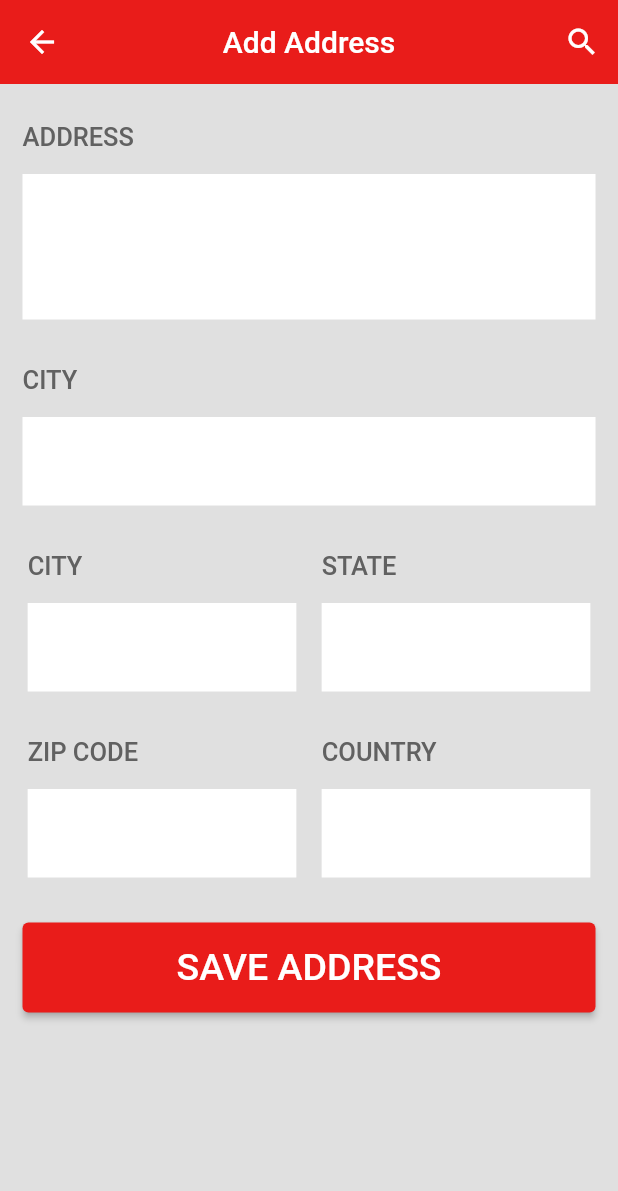
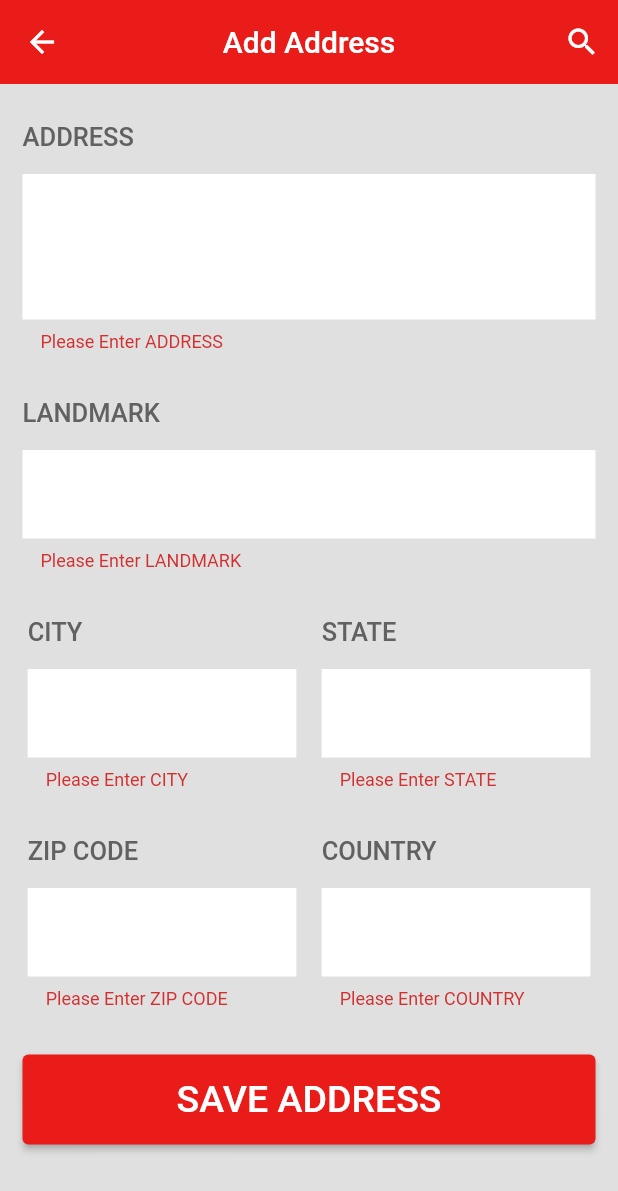
Before and after one commit to omkarneo/neostore, a Flutter app: the AddressAddPage screen opened by its route, after a tap on "SAVE ADDRESS", on a phone screen of 412 x 824 dp. Shown: the top 1191 px of the screen. Run offline on Flutter 3.47's test engine with Material 2 defaults, Android fonts, the phone set to English and light mode, and no system bars; our stand-ins replace dio, flutter_carousel_widget, flutter_rating_bar, flutter_riverpod, flutter_slidable, shared_preferences; accounts and stored records are empty; statements that could not run were skipped.

Commit message:
Address list done UI Part

```diff
--- a/lib/core/Navigation/app_rounters.dart
+++ b/lib/core/Navigation/app_rounters.dart
@@ -6,7 +6,7 @@ import 'package:neostore/view/orderdetailedpage/orderdetailedpage.dart';
 import 'package:neostore/view/orderpage/orderpage.dart';
 import 'package:neostore/view/productlistpage/productlistpage.dart';
 import 'package:neostore/view/registerpage/registerpage.dart';
-import '../../view/address/addressadd/addressaddpage.dart';
+import '../../view/addressadd/addressaddpage.dart';
 import '../../view/dashboard/dashboard.dart';
 import '../../view/loginpage/loginpage.dart';
 import '../../view/productdetailed/productdetailedpage.dart';
--- a/lib/view/address/addressadd/addressaddpage.dart
+++ /dev/null
@@ -1,98 +0,0 @@
-import 'package:flutter/material.dart';
-import 'package:neostore/view/address/addressadd/widget/inputforaddress.dart';
-
-import '../../../core/utils/staticdata.dart';
-
-class AddressAddPage extends StatefulWidget {
-  const AddressAddPage({super.key});
-
-  @override
-  State<AddressAddPage> createState() => _AddressAddPageState();
-}
-
-class _AddressAddPageState extends State<AddressAddPage> {
-  @override
-  Widget build(BuildContext context) {
-    return Scaffold(
-      appBar: AppBar(
-        centerTitle: true,
-        backgroundColor: colorPrimary,
-        shadowColor: Colors.transparent,
-        title: const Text("Add Address"),
-        actions: [IconButton(onPressed: () {}, icon: Icon(Icons.search))],
-      ),
-      backgroundColor: Colors.grey.shade300,
-      body: SingleChildScrollView(
-        child: Column(children: [
-          const SizedBox(
-            height: 10,
-          ),
-          Padding(
-              padding: const EdgeInsets.all(15.0),
-              child: AddressInputs(
-                label: "ADDRESS",
-                weight: MediaQuery.sizeOf(context).width,
-                maxline: 5,
-                minline: 3,
-              )),
-          Padding(
-              padding: const EdgeInsets.all(15.0),
-              child: AddressInputs(
-                label: "CITY",
-                weight: MediaQuery.sizeOf(context).width,
-              )),
-          Padding(
-            padding: const EdgeInsets.all(15.0),
-            child: Row(
-              mainAxisAlignment: MainAxisAlignment.spaceEvenly,
-              children: [
-                AddressInputs(
-                  label: "CITY",
-                  weight: MediaQuery.sizeOf(context).width / 2.3,
-                ),
-                const SizedBox(
-                  width: 10,
-                ),
-                AddressInputs(
-                  label: "STATE",
-                  weight: MediaQuery.sizeOf(context).width / 2.3,
-                )
-              ],
-            ),
-          ),
-          Padding(
-            padding: const EdgeInsets.all(15.0),
-            child: Row(
-              mainAxisAlignment: MainAxisAlignment.spaceEvenly,
-              children: [
-                AddressInputs(
-                  label: "ZIP CODE",
-                  weight: MediaQuery.sizeOf(context).width / 2.3,
-                ),
-                const SizedBox(
-                  width: 10,
-                ),
-                AddressInputs(
-                  label: "COUNTRY",
-                  weight: MediaQuery.sizeOf(context).width / 2.3,
-                )
-              ],
-            ),
-          ),
-          const SizedBox(
-            height: 15,
-          ),
-          ElevatedButton(
-              style: ElevatedButton.styleFrom(
-                  backgroundColor: colorPrimary,
-                  fixedSize: Size(MediaQuery.sizeOf(context).width - 30, 60)),
-              onPressed: () async {},
-              child: Text(
-                "SAVE ADDRESS",
-                style: TextStyle(color: colorPrimaryText, fontSize: 25),
-              ))
-        ]),
-      ),
-    );
-  }
-}
--- /dev/null
+++ b/lib/view/addressadd/addressaddpage.dart
@@ -0,0 +1,127 @@
+import 'package:flutter/material.dart';
+import 'package:flutter_riverpod/flutter_riverpod.dart';
+import 'package:neostore/view/addressadd/widget/inputforaddress.dart';
+import 'package:neostore/viewmodel/address/addresspro.dart';
+
+import '../../core/utils/staticdata.dart';
+
+class AddressAddPage extends StatefulWidget {
+  const AddressAddPage({super.key});
+
+  @override
+  State<AddressAddPage> createState() => _AddressAddPageState();
+}
+
+class _AddressAddPageState extends State<AddressAddPage> {
+  TextEditingController address = TextEditingController();
+  TextEditingController landmark = TextEditingController();
+  TextEditingController city = TextEditingController();
+  TextEditingController state = TextEditingController();
+  TextEditingController zip = TextEditingController();
+  TextEditingController country = TextEditingController();
+  final formKey = GlobalKey<FormState>();
+  @override
+  Widget build(BuildContext context) {
+    return Scaffold(
+      appBar: AppBar(
+        centerTitle: true,
+        backgroundColor: colorPrimary,
+        shadowColor: Colors.transparent,
+        title: const Text("Add Address"),
+        actions: [IconButton(onPressed: () {}, icon: const Icon(Icons.search))],
+      ),
+      backgroundColor: Colors.grey.shade300,
+      body: SingleChildScrollView(
+        child: Form(
+          key: formKey,
+          child: Column(children: [
+            const SizedBox(
+              height: 10,
+            ),
+            Padding(
+                padding: const EdgeInsets.all(15.0),
+                child: AddressInputs(
+                  label: "ADDRESS",
+                  weight: MediaQuery.sizeOf(context).width,
+                  maxline: 5,
+                  minline: 3,
+                  contoller: address,
+                )),
+            Padding(
+                padding: const EdgeInsets.all(15.0),
+                child: AddressInputs(
+                  label: "LANDMARK",
+                  weight: MediaQuery.sizeOf(context).width,
+                  contoller: landmark,
+                )),
+            Padding(
+              padding: const EdgeInsets.all(15.0),
+              child: Row(
+                mainAxisAlignment: MainAxisAlignment.spaceEvenly,
+                children: [
+                  AddressInputs(
+                    label: "CITY",
+                    weight: MediaQuery.sizeOf(context).width / 2.3,
+                    contoller: city,
+                  ),
+                  const SizedBox(
+                    width: 10,
+                  ),
+                  AddressInputs(
+                    label: "STATE",
+                    weight: MediaQuery.sizeOf(context).width / 2.3,
+                    contoller: state,
+                  )
+                ],
+              ),
+            ),
+            Padding(
+              padding: const EdgeInsets.all(15.0),
+              child: Row(
+                mainAxisAlignment: MainAxisAlignment.spaceEvenly,
+                children: [
+                  AddressInputs(
+                    label: "ZIP CODE",
+                    weight: MediaQuery.sizeOf(context).width / 2.3,
+                    contoller: zip,
+                  ),
+                  const SizedBox(
+                    width: 10,
+                  ),
+                  AddressInputs(
+                    label: "COUNTRY",
+                    weight: MediaQuery.sizeOf(context).width / 2.3,
+                    contoller: country,
+                  )
+                ],
+              ),
+            ),
+            const SizedBox(
+              height: 15,
+            ),
+            Consumer(
+              builder: (context, ref, child) => ElevatedButton(
+                  style: ElevatedButton.styleFrom(
+                      backgroundColor: colorPrimary,
+                      fixedSize:
+                          Size(MediaQuery.sizeOf(context).width - 30, 60)),
+                  onPressed: () async {
+                    if (formKey.currentState!.validate()) {
+                      ref.read(addressprovider).addaddress({
+                        "address":
+                            "${address.text}, ${landmark.text}, ${city.text}, ${state.text}, ${zip.text}, ${country.text}",
+                      });
+                      Navigator.pop(context);
+                    }
+                  },
+                  child: Text(
+                    "SAVE ADDRESS",
+                    style: TextStyle(color: colorPrimaryText, fontSize: 25),
+                  )),
+            )
+          ]),
+        ),
+      ),
+    );
+  }
+}
--- a/lib/view/address/addressadd/widget/inputforaddress.dart
+++ b/lib/view/addressadd/widget/inputforaddress.dart
@@ -1,3 +1,5 @@
+// ignore_for_file: prefer_typing_uninitialized_variables
+
 import 'package:flutter/material.dart';
 
 class AddressInputs extends StatefulWidget {
@@ -5,8 +7,14 @@ class AddressInputs extends StatefulWidget {
   final weight;
   final maxline;
   final minline;
+  final contoller;
   const AddressInputs(
-      {super.key, this.label, this.weight, this.maxline, this.minline});
+      {super.key,
+      this.label,
+      this.weight,
+      this.maxline,
+      this.minline,
+      this.contoller});
 
   @override
   State<AddressInputs> createState() => _AddressInputsState();
@@ -30,17 +38,24 @@ class _AddressInputsState extends State<AddressInputs> {
         ),
         SizedBox(
           width: widget.weight,
-          // width: MediaQuery.sizeOf(context).width / 2.3,
           child: TextFormField(
             maxLines: widget.maxline,
             minLines: widget.minline,
+            controller: widget.contoller,
             decoration: InputDecoration(
-                border: OutlineInputBorder(
-                  borderRadius: BorderRadius.circular(0),
-                  borderSide: BorderSide.none,
-                ),
-                fillColor: Colors.white,
-                filled: true),
+              border: OutlineInputBorder(
+                borderRadius: BorderRadius.circular(0),
+                borderSide: BorderSide.none,
+              ),
+              fillColor: Colors.white,
+              filled: true,
+            ),
+            validator: (value) {
+              if (value!.isEmpty) {
+                return "Please Enter ${widget.label}";
+              }
+              return null;
+            },
           ),
         ),
       ],
--- a/lib/view/cartpage/cartpage.dart
+++ b/lib/view/cartpage/cartpage.dart
@@ -5,6 +5,7 @@ import 'package:flutter_riverpod/flutter_riverpod.dart';
 import 'package:neostore/core/Navigation/route_paths.dart';
 import 'package:neostore/core/utils/shared_preference.dart';
 import 'package:neostore/view/cartpage/widget/carttile.dart';
+import 'package:neostore/viewmodel/address/addresspro.dart';
 import 'package:neostore/viewmodel/cart/cartprovider.dart';
 
 import '../../core/utils/staticdata.dart';
@@ -88,6 +89,7 @@ class _CartPageState extends ConsumerState<CartPage> {
                           fixedSize:
                               Size(MediaQuery.sizeOf(context).width - 30, 60)),
                       onPressed: () async {
+                        ref.read(addressprovider).fetchaddress();
                         Navigator.pushNamed(context, RoutePaths.addresspage);
                         // dynamic snackBar;
                         // var res = await ref.read(cartprovider).orderitems({
--- /dev/null
+++ b/lib/viewmodel/address/addresspro.dart
@@ -0,0 +1,37 @@
+import 'dart:convert';
+
+import 'package:flutter/material.dart';
+import 'package:flutter_riverpod/flutter_riverpod.dart';
+import 'package:neostore/core/utils/shared_preference.dart';
+
+final addressprovider = ChangeNotifierProvider((ref) => address());
+
+class address extends ChangeNotifier {
+  var alladdress = [];
+  var selectedaddress = "";
+
+  fetchaddress() {
+    var presiststorage = jsonDecode(LocalPreference.getProfile()!);
+    alladdress = presiststorage["address"];
+    notifyListeners();
+  }
+
+  addaddress(data) {
+    var presiststorage = jsonDecode(LocalPreference.getProfile()!);
+    presiststorage["address"].add(data);
+    LocalPreference.setProfile(jsonEncode(presiststorage));
+    fetchaddress();
+  }
+
+  removeaddress(index) {
+    var presiststorage = jsonDecode(LocalPreference.getProfile()!);
+    presiststorage["address"].removeAt(index);
+    LocalPreference.setProfile(jsonEncode(presiststorage));
+    fetchaddress();
+  }
+
+  setaddress(val) {
+    selectedaddress = val;
+    notifyListeners();
+  }
+}
--- a/lib/viewmodel/login/loginprovider.dart
+++ b/lib/viewmodel/login/loginprovider.dart
@@ -25,7 +25,8 @@ class Login extends ChangeNotifier {
         "photo": (data["data"]["profile_pic"] == null)
             ? ""
             : data["data"]["profile_pic"],
-        "Token": data["data"]["access_token"]
+        "Token": data["data"]["access_token"],
+        "address": []
       };
       LocalPreference.setToken(data["data"]["access_token"]);
       String encodedMap = json.encode(Profile);
```
Also changed, not shown: lib/view/address/addresspage.dart (+65 -1 lines), lib/view/address/widget/radiotile.dart (added, +100 -0 lines).
